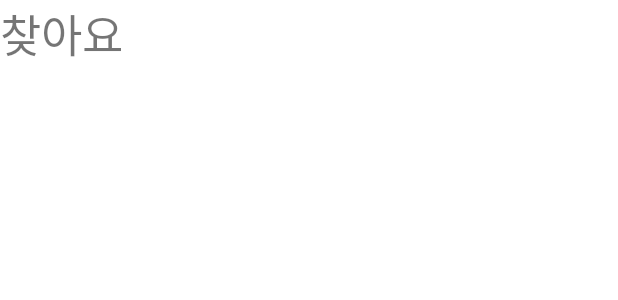
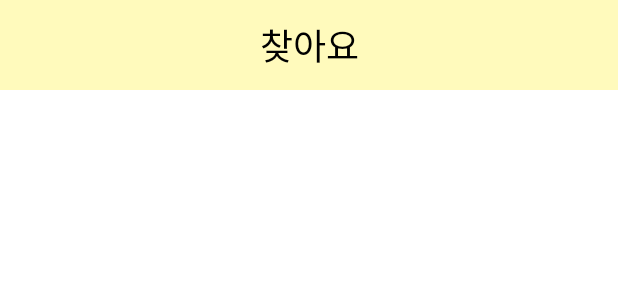
Before and after one commit to jiminpark23/LostBox, an Android app: the layout fragment_find.xml on its own in the app's theme, with its tools: preview values and no code run, on a phone screen of 412 x 824 dp. Shown: the top 300 px of the screen. Run offline under Robolectric (Android 15) with nearby library versions, the light colour scheme and no system bars.

Commit message:
충돌해결

```diff
--- a/app/src/main/res/drawable/ic_baseline_chat_bubble_outline_24.xml
+++ /dev/null
@@ -1,5 +0,0 @@
-<vector android:height="24dp" android:tint="#000000"
-    android:viewportHeight="24" android:viewportWidth="24"
-    android:width="24dp" xmlns:android="http://schemas.android.com/apk/res/android">
-    <path android:fillColor="@android:color/white" android:pathData="M20,2L4,2c-1.1,0 -2,0.9 -2,2v18l4,-4h14c1.1,0 2,-0.9 2,-2L22,4c0,-1.1 -0.9,-2 -2,-2zM20,16L6,16l-2,2L4,4h16v12z"/>
-</vector>
--- a/app/src/main/res/drawable/ic_baseline_mood_24.xml
+++ /dev/null
@@ -1,5 +0,0 @@
-<vector android:height="24dp" android:tint="#000000"
-    android:viewportHeight="24" android:viewportWidth="24"
-    android:width="24dp" xmlns:android="http://schemas.android.com/apk/res/android">
-    <path android:fillColor="@android:color/white" android:pathData="M11.99,2C6.47,2 2,6.48 2,12s4.47,10 9.99,10C17.52,22 22,17.52 22,12S17.52,2 11.99,2zM12,20c-4.42,0 -8,-3.58 -8,-8s3.58,-8 8,-8 8,3.58 8,8 -3.58,8 -8,8zM15.5,11c0.83,0 1.5,-0.67 1.5,-1.5S16.33,8 15.5,8 14,8.67 14,9.5s0.67,1.5 1.5,1.5zM8.5,11c0.83,0 1.5,-0.67 1.5,-1.5S9.33,8 8.5,8 7,8.67 7,9.5 7.67,11 8.5,11zM12,17.5c2.33,0 4.31,-1.46 5.11,-3.5L6.89,14c0.8,2.04 2.78,3.5 5.11,3.5z"/>
-</vector>
--- a/app/src/main/res/drawable/ic_baseline_mood_bad_24.xml
+++ /dev/null
@@ -1,5 +0,0 @@
-<vector android:height="24dp" android:tint="#000000"
-    android:viewportHeight="24" android:viewportWidth="24"
-    android:width="24dp" xmlns:android="http://schemas.android.com/apk/res/android">
-    <path android:fillColor="@android:color/white" android:pathData="M11.99,2C6.47,2 2,6.48 2,12s4.47,10 9.99,10C17.52,22 22,17.52 22,12S17.52,2 11.99,2zM12,20c-4.42,0 -8,-3.58 -8,-8s3.58,-8 8,-8 8,3.58 8,8 -3.58,8 -8,8zM15.5,11c0.83,0 1.5,-0.67 1.5,-1.5S16.33,8 15.5,8 14,8.67 14,9.5s0.67,1.5 1.5,1.5zM8.5,11c0.83,0 1.5,-0.67 1.5,-1.5S9.33,8 8.5,8 7,8.67 7,9.5 7.67,11 8.5,11zM12,14c-2.33,0 -4.31,1.46 -5.11,3.5h10.22c-0.8,-2.04 -2.78,-3.5 -5.11,-3.5z"/>
-</vector>
--- a/app/src/main/res/drawable/ic_baseline_person_outline_24.xml
+++ /dev/null
@@ -1,5 +0,0 @@
-<vector android:height="24dp" android:tint="#000000"
-    android:viewportHeight="24" android:viewportWidth="24"
-    android:width="24dp" xmlns:android="http://schemas.android.com/apk/res/android">
-    <path android:fillColor="@android:color/white" android:pathData="M12,5.9c1.16,0 2.1,0.94 2.1,2.1s-0.94,2.1 -2.1,2.1S9.9,9.16 9.9,8s0.94,-2.1 2.1,-2.1m0,9c2.97,0 6.1,1.46 6.1,2.1v1.1L5.9,18.1L5.9,17c0,-0.64 3.13,-2.1 6.1,-2.1M12,4C9.79,4 8,5.79 8,8s1.79,4 4,4 4,-1.79 4,-4 -1.79,-4 -4,-4zM12,13c-2.67,0 -8,1.34 -8,4v3h16v-3c0,-2.66 -5.33,-4 -8,-4z"/>
-</vector>
--- a/app/src/main/res/layout/fragment_find.xml
+++ b/app/src/main/res/layout/fragment_find.xml
@@ -1,14 +1,31 @@
 <?xml version="1.0" encoding="utf-8"?>
-<LinearLayout
-    xmlns:android="http://schemas.android.com/apk/res/android"
+<androidx.constraintlayout.widget.ConstraintLayout xmlns:android="http://schemas.android.com/apk/res/android"
+    xmlns:app="http://schemas.android.com/apk/res-auto"
+    xmlns:tools="http://schemas.android.com/tools"
+    android:id="@+id/linearLayout2"
     android:layout_width="match_parent"
-    android:layout_height="match_parent"
-    android:orientation="vertical">
+    android:layout_height="60dp">
 
-    <TextView
-        android:layout_width="wrap_content"
-        android:layout_height="wrap_content"
-        android:textSize="30sp"
-        android:text="찾아요"/>
+    <LinearLayout
+        android:id="@+id/linearLayout3"
+        android:layout_width="0dp"
+        android:layout_height="0dp"
+        android:background="#FFFABC"
+        android:orientation="horizontal"
+        app:layout_constraintBottom_toBottomOf="parent"
+        app:layout_constraintEnd_toEndOf="parent"
+        app:layout_constraintStart_toStartOf="parent"
+        app:layout_constraintTop_toTopOf="parent">
 
-</LinearLayout>
+        <TextView
+            android:id="@+id/textView2"
+            android:layout_width="wrap_content"
+            android:layout_height="wrap_content"
+            android:layout_gravity="center"
+            android:layout_weight="1"
+            android:gravity="center"
+            android:text="찾아요"
+            android:textColor="#000000"
+            android:textSize="24sp" />
+    </LinearLayout>
+</androidx.constraintlayout.widget.ConstraintLayout>
```
Also changed, not shown: app/src/main/res/layout/fragment_found.xml (+27 -10 lines).
